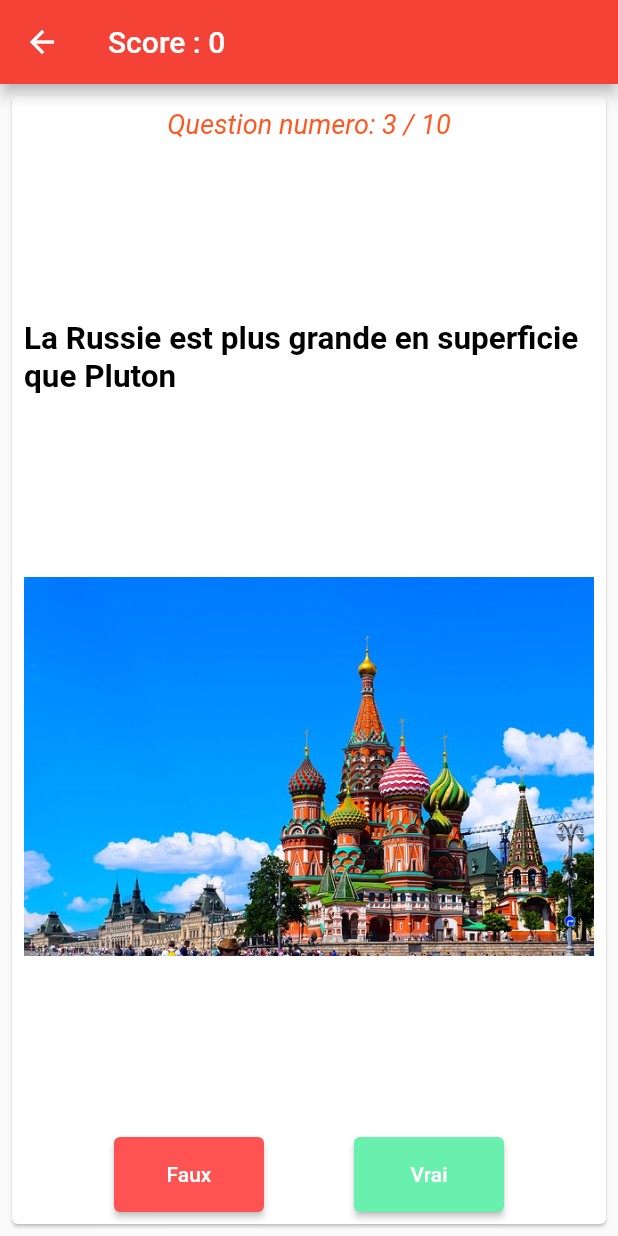
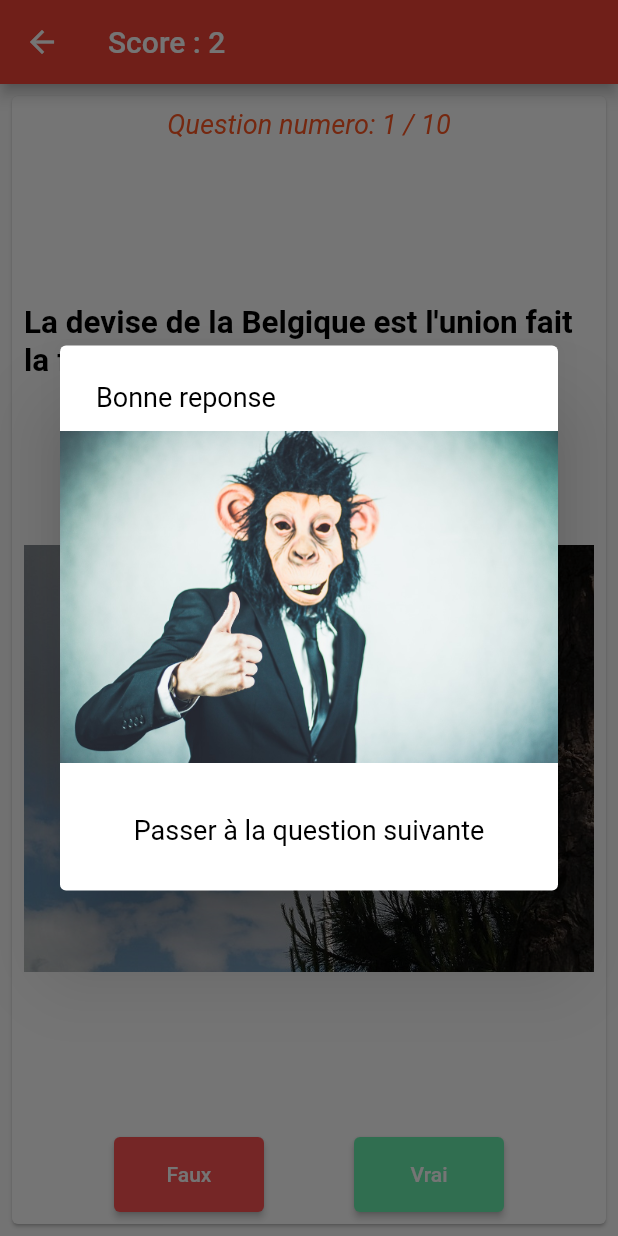
Before and after one commit to amdhub/quiz_app, a Flutter app: the QuizzPage screen opened directly, after a tap on "Faux", after a tap on "Vrai", on a phone screen of 412 x 824 dp. Run offline on Flutter 3.47's test engine with Material 2 defaults, Android fonts, the phone set to English and light mode, and no system bars.

Commit message:
other commit

```diff
--- a/lib/quiz_page.dart
+++ b/lib/quiz_page.dart
@@ -50,12 +50,7 @@ class QuizzPageState extends State<QuizzPage>{
   ElevatedButton answerButton(bool b){
     return ElevatedButton(
       onPressed: (){
-        if(b == questions[index].questionAnswer){
-          score++;
-        }
-        setState(() {
-          index++;
-        });
+        checkAnswer(b);
       },
       style: ElevatedButton.styleFrom(
         primary: b ? Colors.greenAccent : Colors.redAccent,
@@ -64,4 +59,38 @@ class QuizzPageState extends State<QuizzPage>{
       child: Text(b ? 'Vrai' : 'Faux')
     );
   }
+
+  checkAnswer(bool answer){
+    final question = questions[index];
+    bool bonneReponse = question.questionAnswer;
+    if(bonneReponse){
+      setState(() {
+        score++;
+      });
+    }
+    showAnswer(bonneReponse);
+  }
+  Future<void> showAnswer(bool bonneReponse) async{
+    Question question = questions[index];
+    String title = bonneReponse ? 'Bonne reponse' : 'Mauvaise reponse';
+    String imageToShow = bonneReponse ? 'vrai.jpg' : 'faux.jpg';
+    String path = 'images/$imageToShow';
+    return showDialog(
+        context: context,
+        builder: (BuildContext contex){
+          return SimpleDialog(
+            title: TextWithStyle(data: title),
+            children: [
+              Image.asset(path),
+              TextWithStyle(data: question.explication),
+              TextButton(
+                  onPressed: (){
+
+                  },
+                  child: TextWithStyle(data: "Passer à la question suivante",))
+            ],
+          );
+        }
+    );
+  }
 }
```
